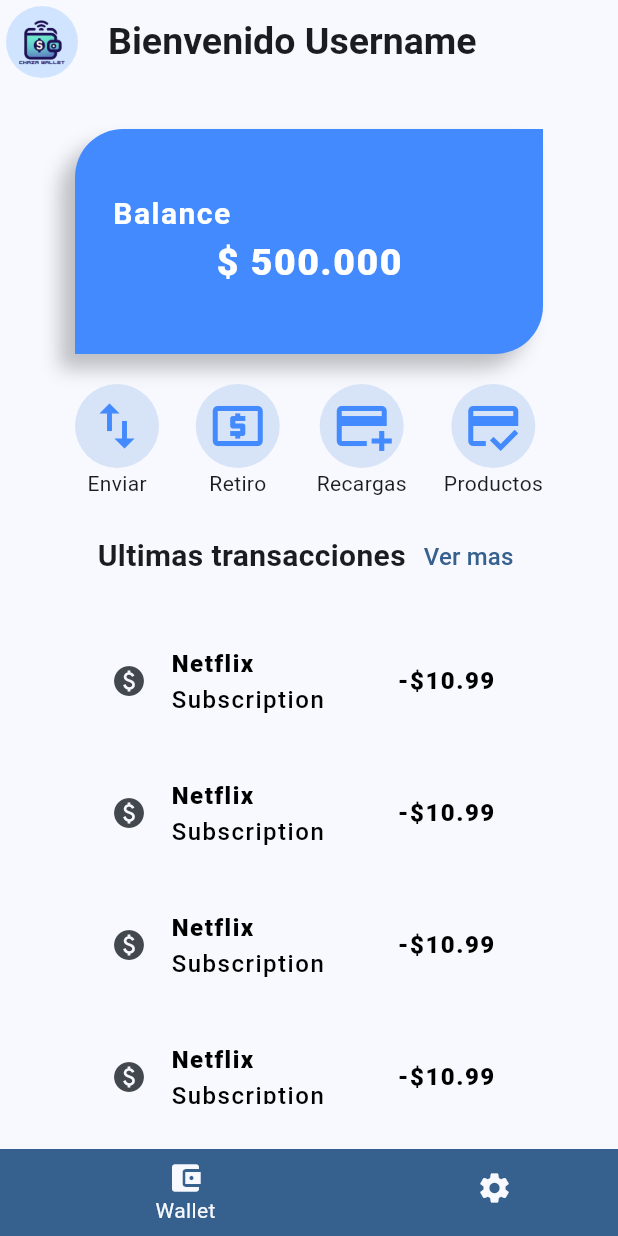
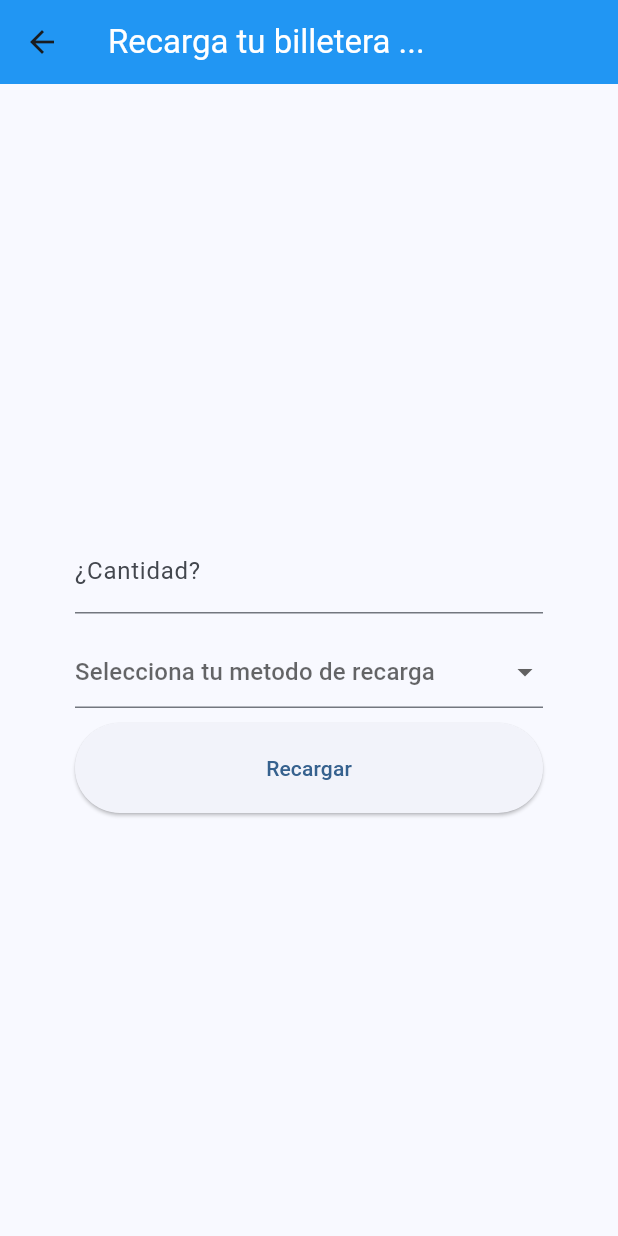
Before and after one commit to jorianom/chaza_wallet_mobile, a Flutter app: the screen it shows after launch, after a tap on the "add card" icon, on a phone screen of 412 x 824 dp. Run offline on Flutter 3.47's test engine with Material 3 defaults, Android fonts, the phone set to English and light mode, and no system bars.

Commit message:
add form recharges

```diff
--- /dev/null
+++ b/lib/presentation/screens/recharges_screen.dart
@@ -0,0 +1,86 @@
+import 'package:flutter/material.dart';
+import 'package:flutter/services.dart';
+
+const List<String> list = <String>['One', 'Two', 'Three', 'Four'];
+
+class RechargesScreen extends StatelessWidget {
+  const RechargesScreen({super.key});
+
+  @override
+  Widget build(BuildContext context) {
+    return Scaffold(
+      appBar: AppBar(
+        title: const Text(
+          'Recarga tu billetera ...',
+          style: TextStyle(color: Colors.white),
+        ),
+        backgroundColor: Colors.blue,
+      ),
+      body: const FormRecharges(),
+    );
+  }
+}
+
+class FormRecharges extends StatefulWidget {
+  const FormRecharges({
+    super.key,
+  });
+
+  @override
+  State<FormRecharges> createState() => _FormRechargesState();
+}
+
+class _FormRechargesState extends State<FormRecharges> {
+  @override
+  Widget build(BuildContext context) {
+    String? dropdownValue;
+    return Form(
+      child: Padding(
+        padding: const EdgeInsets.symmetric(horizontal: 50),
+        child: Column(
+          mainAxisAlignment: MainAxisAlignment.center,
+          crossAxisAlignment: CrossAxisAlignment.start,
+          children: [
+            const SizedBox(height: 15),
+            TextFormField(
+              textAlign: TextAlign.center,
+              keyboardType: TextInputType.number,
+              inputFormatters: [
+                FilteringTextInputFormatter.allow(
+                    RegExp(r'[0-9.]')), // Solo permite números del 0 al 9
+              ],
+              decoration: const InputDecoration(labelText: '¿Cantidad?'),
+              validator: (value) {
+                return null;
+              },
+            ),
+            const SizedBox(height: 15),
+            DropdownButtonFormField<String>(
+              value: dropdownValue,
+              hint: const Text('Selecciona tu metodo de recarga'),
+              items: list
+                  .map(
+                      (e) => DropdownMenuItem<String>(value: e, child: Text(e)))
+                  .toList(),
+              onChanged: (String? value) {
+                setState(() {
+                  dropdownValue = value!;
+                });
+                print(dropdownValue);
+              },
+            ),
+            const SizedBox(height: 10),
+            SizedBox(
+              width: double.infinity,
+              height: 60,
+              child: ElevatedButton(
+                onPressed: () {},
+                child: const Text("Recargar"),
+              ),
+            )
+          ],
+        ),
+      ),
+    );
+  }
+}
--- a/lib/presentation/views/home_view.dart
+++ b/lib/presentation/views/home_view.dart
@@ -1,3 +1,4 @@
+import 'package:chaza_wallet/presentation/screens/recharges_screen.dart';
 import 'package:chaza_wallet/presentation/screens/send_screen.dart';
 import 'package:flutter/material.dart';
 
@@ -62,7 +63,8 @@ class Buttons extends StatelessWidget {
                   Navigator.push(
                       context,
                       MaterialPageRoute(
-                          builder: (BuildContext contex) => SendScreen()));
+                          builder: (BuildContext contex) =>
+                              const SendScreen()));
                 },
               ),
               const Text('Enviar'),
@@ -86,7 +88,11 @@ class Buttons extends StatelessWidget {
                 color: Colors.blueAccent,
                 icon: const Icon(Icons.add_card, size: 40),
                 onPressed: () {
-                  // print('Retiro presionado');
+                  Navigator.push(
+                      context,
+                      MaterialPageRoute(
+                          builder: (BuildContext contex) =>
+                              const RechargesScreen()));
                 },
               ),
               const Text('Recargas'),
```
